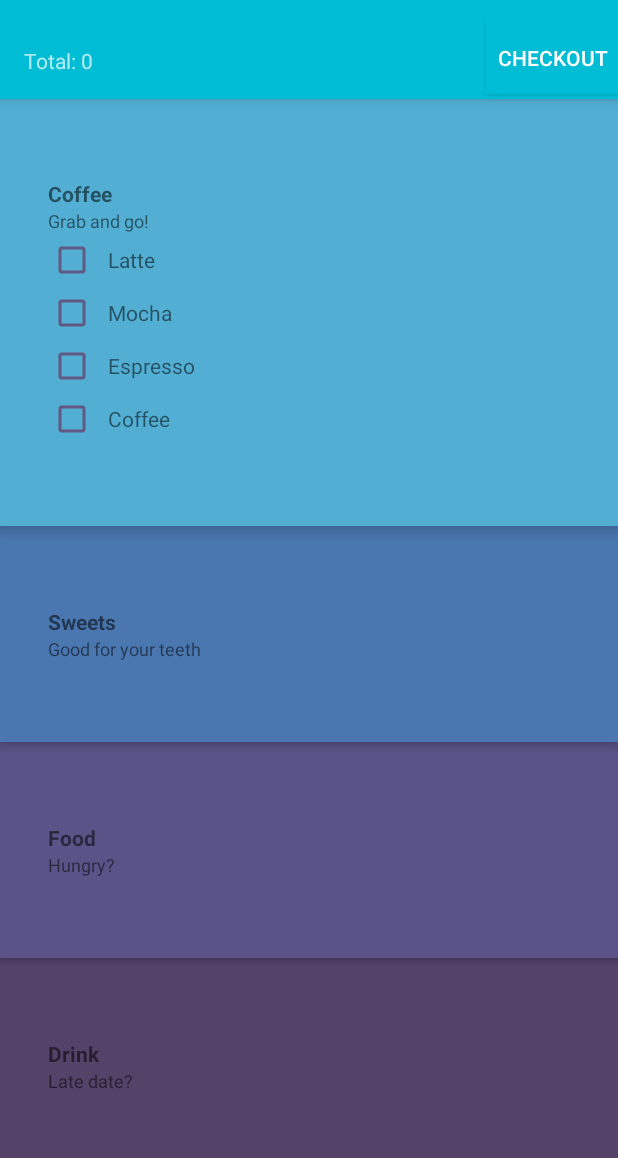
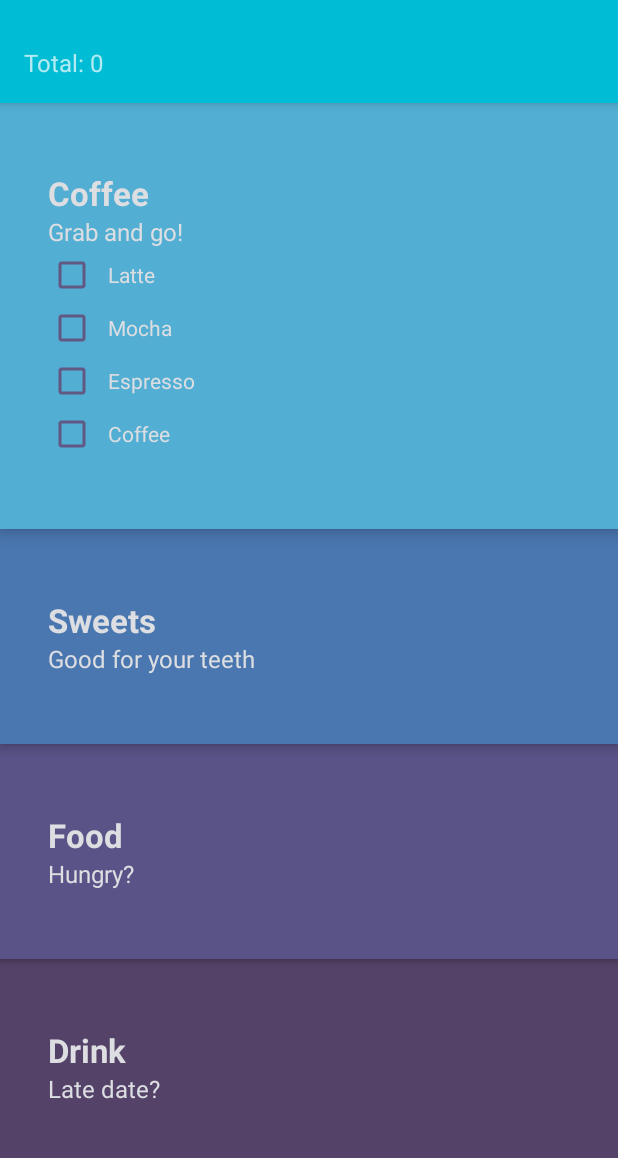
Before and after one commit to SSashaSStartsev/coffeeShopInterface, an Android app: the screen it shows after launch (MainActivity), after a tap on "Coffee", on a phone screen of 412 x 824 dp, the part 62-1220 px from its top. Run offline under Robolectric (Android 15) with nearby library versions, the phone set to English and light mode, and no system bars.

Commit message:
changes text to be more readable over video

```diff
--- a/app/src/main/res/layout/activity_main.xml
+++ b/app/src/main/res/layout/activity_main.xml
@@ -23,20 +23,12 @@
             android:layout_width="match_parent"
             android:layout_height="wrap_content">
 
-            <android.support.v7.widget.AppCompatButton
-                android:id="@+id/button"
-                android:layout_width="wrap_content"
-                android:layout_height="wrap_content"
-                android:layout_alignParentEnd="true"
-                android:text="@string/checkout"
-                android:background="@color/colorPrimary"
-                tools:ignore="RelativeOverlap" />
-
             <TextView
                 android:id="@+id/totalCount"
                 android:layout_width="wrap_content"
                 android:layout_height="wrap_content"
                 android:padding="16dp"
+                android:textSize="16sp"
                 android:text="@string/total_0" />
         </RelativeLayout>
 
--- a/app/src/main/res/layout/list_group.xml
+++ b/app/src/main/res/layout/list_group.xml
@@ -14,13 +14,16 @@
         android:paddingStart="32dp"
         android:paddingEnd="32dp"
         android:layout_gravity="center_vertical"
+        android:textSize="22sp"
+        android:textColor="#dcdee2"
         android:textStyle="bold" />
     <TextView
         android:id="@+id/subtitle"
         android:layout_width="wrap_content"
         android:layout_height="wrap_content"
-        android:textSize="12sp"
+        android:textSize="16sp"
         android:paddingStart="32dp"
+        android:textColor="#dcdee2"
         android:paddingEnd="32dp" />
 
 </LinearLayout>
--- a/app/src/main/res/layout/list_item.xml
+++ b/app/src/main/res/layout/list_item.xml
@@ -11,6 +11,8 @@
         android:padding="8dp"
         android:text="@string/item"
         android:layout_alignParentTop="true"
+        android:textSize="14sp"
+        android:textColor="#dcdee2"
         android:layout_toEndOf="@+id/list_item_check_box" />
 
     <android.support.v7.widget.AppCompatCheckBox
```
